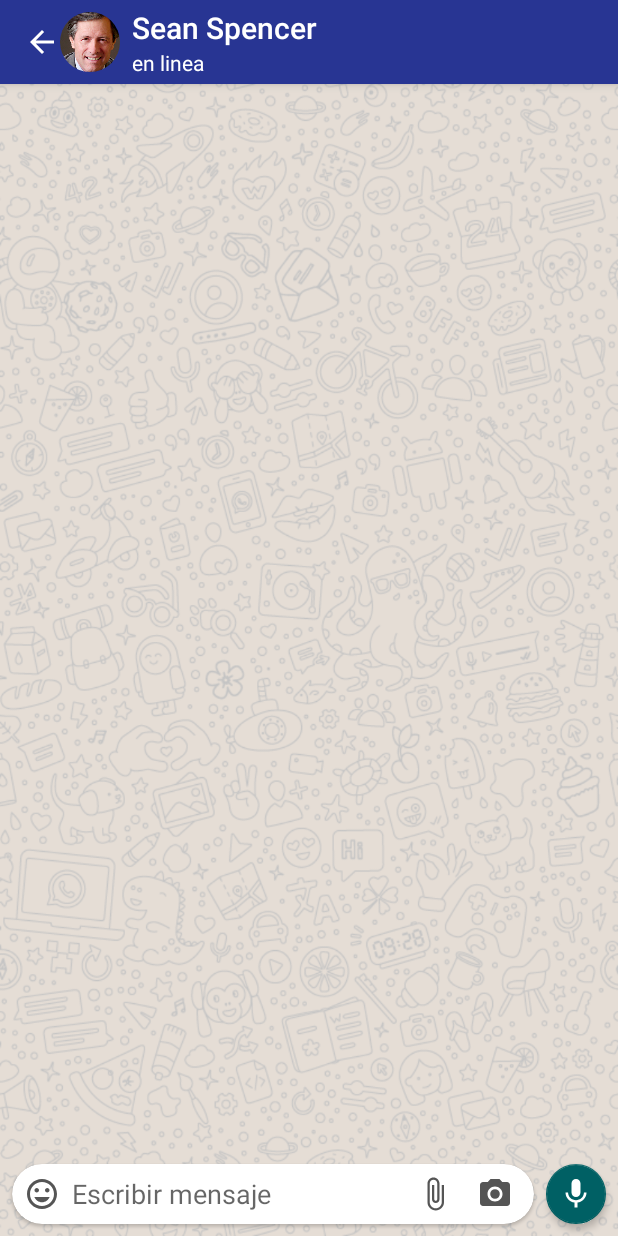
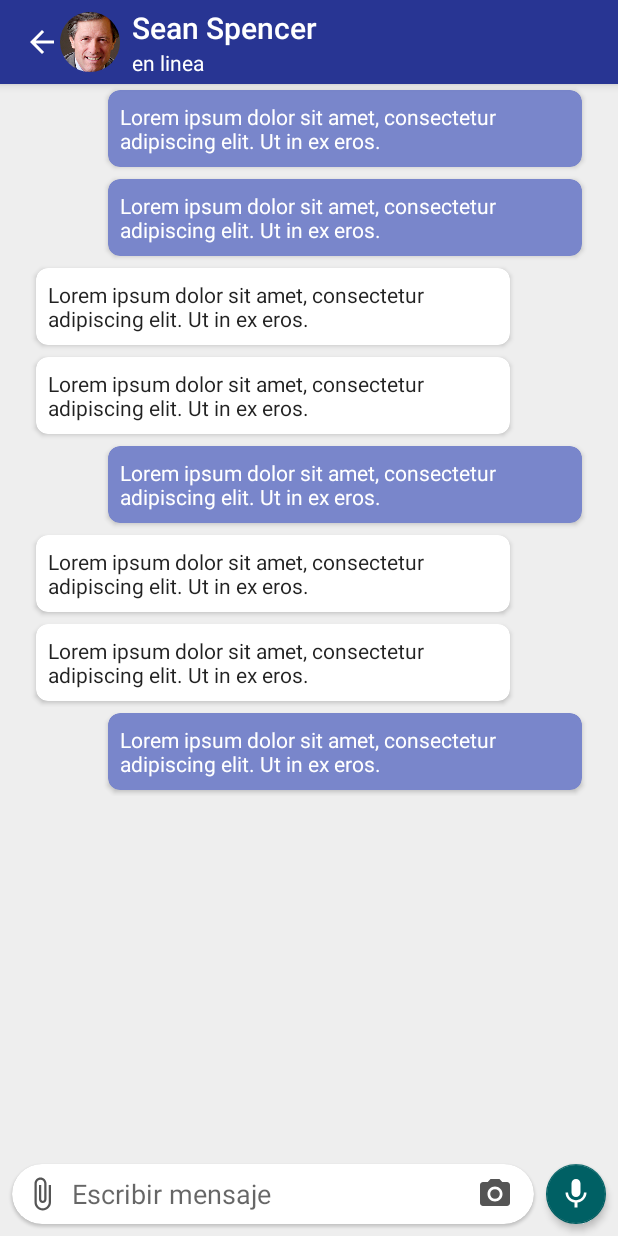
Before and after one commit to exildev/Exile, an Android app: the ChatActivity screen opened directly, with no data from a screen before it, on a phone screen of 412 x 824 dp. Run offline under Robolectric (Android 15) with nearby library versions, the phone set to English and light mode, and no system bars; our stand-ins replace CircleImageView; network calls fail.

Commit message:
interfaz para chat

```diff
--- a/app/src/main/res/layout/activity_chat.xml
+++ b/app/src/main/res/layout/activity_chat.xml
@@ -4,7 +4,7 @@
     xmlns:tools="http://schemas.android.com/tools"
     android:layout_width="match_parent"
     android:layout_height="match_parent"
-    android:background="#e5ddd5"
+    android:background="#eee"
     tools:context="co.com.exile.exile.chat.ChatActivity">
 
     <android.support.design.widget.AppBarLayout
@@ -75,6 +75,17 @@
 
     <include layout="@layout/content_chat" />
 
+    <android.support.design.widget.FloatingActionButton
+        android:id="@+id/fab"
+        android:layout_width="wrap_content"
+        android:layout_height="wrap_content"
+        android:layout_gravity="bottom|end"
+        android:layout_margin="8dp"
+        android:tint="@android:color/white"
+        app:elevation="3dp"
+        app:fabSize="mini"
+        app:srcCompat="@drawable/ic_mic_24dp" />
+
     <android.support.v7.widget.CardView
         android:layout_width="match_parent"
         android:layout_height="40dp"
@@ -102,8 +113,9 @@
                 android:layout_marginStart="8dp"
                 android:background="?selectableItemBackgroundBorderless"
                 android:clickable="true"
+                android:contentDescription="@null"
                 android:tint="#555"
-                app:srcCompat="@drawable/ic_emoji_24dp" />
+                app:srcCompat="@drawable/ic_attach_file_24dp" />
 
             <co.com.exile.exile.chat.GifEditText
                 android:id="@+id/message_input"
@@ -111,19 +123,8 @@
                 android:layout_height="match_parent"
                 android:layout_weight="1"
                 android:background="@android:color/transparent"
-                android:hint="Escribir mensaje"
+                android:hint="@string/message_hint"
                 android:inputType="textShortMessage|textAutoComplete" />
-
-            <ImageView
-                android:layout_width="24dp"
-                android:layout_height="24dp"
-                android:layout_gravity="center_vertical"
-                android:layout_marginEnd="16dp"
-                android:layout_marginRight="16dp"
-                android:background="?selectableItemBackgroundBorderless"
-                android:clickable="true"
-                android:tint="#555"
-                app:srcCompat="@drawable/ic_attach_file_24dp" />
 
             <ImageView
                 android:id="@+id/take_picture"
@@ -134,21 +135,11 @@
                 android:layout_marginRight="14dp"
                 android:background="?selectableItemBackgroundBorderless"
                 android:clickable="true"
+                android:contentDescription="@null"
                 android:tint="#555"
                 app:srcCompat="@drawable/ic_photo_camera_24dp" />
         </LinearLayout>
 
     </android.support.v7.widget.CardView>
 
-    <android.support.design.widget.FloatingActionButton
-        android:id="@+id/fab"
-        android:layout_width="wrap_content"
-        android:layout_height="wrap_content"
-        android:layout_gravity="bottom|end"
-        android:layout_margin="8dp"
-        android:tint="@android:color/white"
-        app:elevation="3dp"
-        app:fabSize="mini"
-        app:srcCompat="@drawable/ic_mic_24dp" />
-
 </android.support.design.widget.CoordinatorLayout>
--- /dev/null
+++ b/app/src/main/res/layout/chat_message_me.xml
@@ -0,0 +1,35 @@
+<?xml version="1.0" encoding="utf-8"?>
+<FrameLayout xmlns:android="http://schemas.android.com/apk/res/android"
+    xmlns:app="http://schemas.android.com/apk/res-auto"
+    xmlns:tools="http://schemas.android.com/tools"
+    android:layout_width="match_parent"
+    android:layout_height="wrap_content"
+    android:clipToPadding="false"
+    android:orientation="vertical"
+    android:paddingEnd="16dp"
+    android:paddingLeft="72dp"
+    android:paddingRight="16dp"
+    android:paddingStart="72dp"
+    tools:showIn="@layout/activity_chat">
+
+    <android.support.v7.widget.CardView
+        android:layout_width="wrap_content"
+        android:layout_height="wrap_content"
+        android:layout_gravity="end"
+        android:layout_marginBottom="4dp"
+        android:layout_marginEnd="8dp"
+        android:layout_marginRight="8dp"
+        android:layout_marginTop="4dp"
+        app:cardBackgroundColor="#7986cb"
+        app:cardCornerRadius="8dp"
+        app:cardElevation="2dp">
+
+        <TextView
+            style="@style/Base.TextAppearance.AppCompat.Body1"
+            android:layout_width="wrap_content"
+            android:layout_height="wrap_content"
+            android:padding="8dp"
+            android:text="Lorem ipsum dolor sit amet, consectetur adipiscing elit. Ut in ex eros."
+            android:textColor="@android:color/white" />
+    </android.support.v7.widget.CardView>
+</FrameLayout>
--- /dev/null
+++ b/app/src/main/res/layout/chat_message_you.xml
@@ -0,0 +1,34 @@
+<?xml version="1.0" encoding="utf-8"?>
+<FrameLayout xmlns:android="http://schemas.android.com/apk/res/android"
+    xmlns:app="http://schemas.android.com/apk/res-auto"
+    xmlns:tools="http://schemas.android.com/tools"
+    android:layout_width="match_parent"
+    android:layout_height="wrap_content"
+    android:clipToPadding="false"
+    android:orientation="vertical"
+    android:paddingEnd="72dp"
+    android:paddingLeft="16dp"
+    android:paddingRight="72dp"
+    android:paddingStart="16dp"
+    tools:showIn="@layout/activity_chat">
+
+    <android.support.v7.widget.CardView
+        android:layout_width="wrap_content"
+        android:layout_height="wrap_content"
+        android:layout_gravity="end"
+        android:layout_marginBottom="4dp"
+        android:layout_marginLeft="8dp"
+        android:layout_marginStart="8dp"
+        android:layout_marginTop="4dp"
+        app:cardBackgroundColor="#fff"
+        app:cardCornerRadius="8dp"
+        app:cardElevation="2dp">
+
+        <TextView
+            style="@style/Base.TextAppearance.AppCompat.Body1"
+            android:layout_width="wrap_content"
+            android:layout_height="wrap_content"
+            android:padding="8dp"
+            android:text="Lorem ipsum dolor sit amet, consectetur adipiscing elit. Ut in ex eros." />
+    </android.support.v7.widget.CardView>
+</FrameLayout>
--- a/app/src/main/res/layout/content_chat.xml
+++ b/app/src/main/res/layout/content_chat.xml
@@ -1,13 +1,34 @@
 <?xml version="1.0" encoding="utf-8"?>
-<FrameLayout xmlns:android="http://schemas.android.com/apk/res/android"
+<android.support.v4.widget.NestedScrollView xmlns:android="http://schemas.android.com/apk/res/android"
     xmlns:app="http://schemas.android.com/apk/res-auto"
     xmlns:tools="http://schemas.android.com/tools"
     android:layout_width="match_parent"
     android:layout_height="match_parent"
-    android:background="@drawable/bgchat"
-    android:backgroundTint="#c4c4c4"
+    android:paddingBottom="52dp"
     app:layout_behavior="@string/appbar_scrolling_view_behavior"
     tools:context="co.com.exile.exile.chat.ChatActivity"
     tools:showIn="@layout/activity_chat">
 
-</FrameLayout>
+    <LinearLayout
+        android:layout_width="match_parent"
+        android:layout_height="wrap_content"
+        android:orientation="vertical">
+
+        <include layout="@layout/chat_message_me" />
+
+        <include layout="@layout/chat_message_me" />
+
+        <include layout="@layout/chat_message_you" />
+
+        <include layout="@layout/chat_message_you" />
+
+        <include layout="@layout/chat_message_me" />
+
+        <include layout="@layout/chat_message_you" />
+
+        <include layout="@layout/chat_message_you" />
+
+        <include layout="@layout/chat_message_me" />
+
+    </LinearLayout>
+</android.support.v4.widget.NestedScrollView>
--- a/app/src/main/res/values/strings.xml
+++ b/app/src/main/res/values/strings.xml
@@ -22,4 +22,5 @@
     <string name="icon">icono</string>
     <string name="add">add</string>
     <string name="title_activity_chat">ChatActivity</string>
+    <string name="message_hint">Escribir mensaje</string>
 </resources>
```
